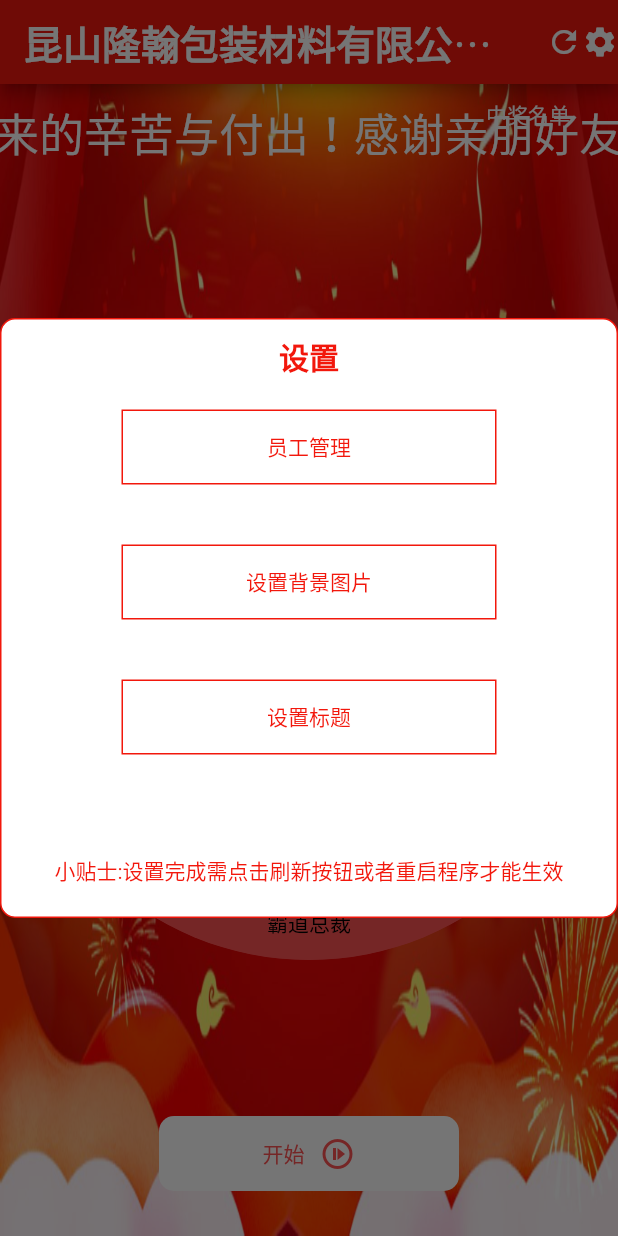
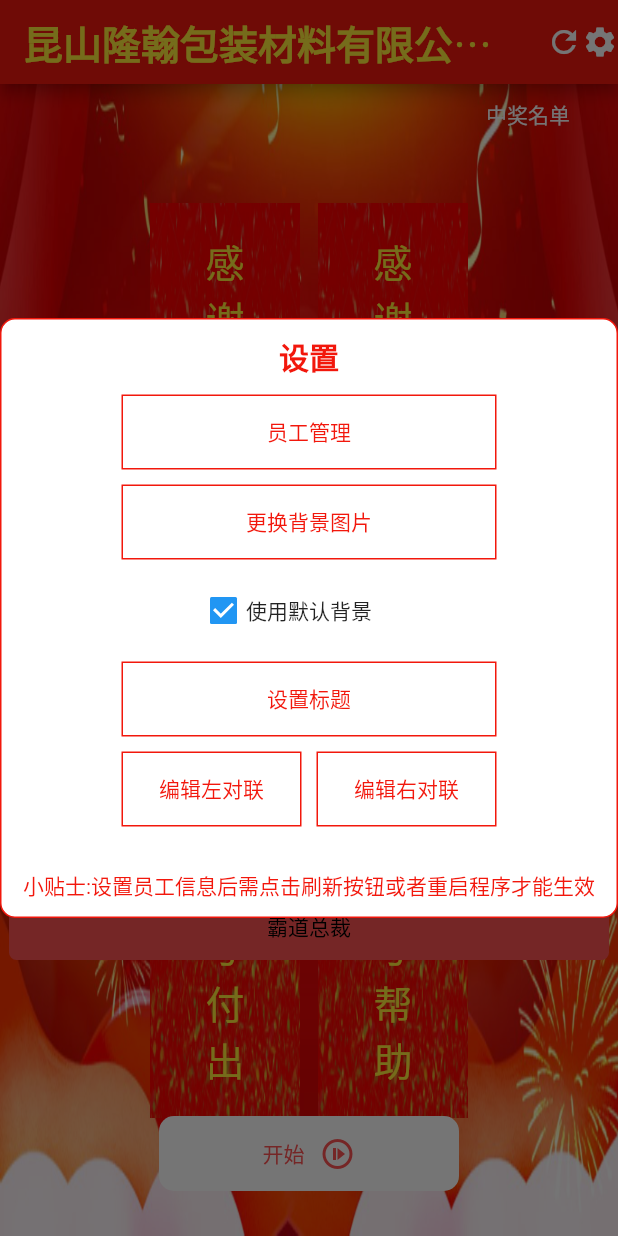
Before and after one commit to e10640117/sLucky, a Flutter app: the screen it shows after launch, after a tap on the "settings" icon, on a phone screen of 412 x 824 dp. Run offline on Flutter 3.47's test engine with Material 2 defaults, Android fonts, the phone set to English and light mode, and no system bars; drawn by our look-alikes of oktoast; our stand-ins replace event_bus, file_picker, fluttertoast, video_player; missing offline and left inert: focusable_control_builder.

Commit message:
feat: 设置支持更改标题背景图片

```diff
--- a/lib/Constant.dart
+++ b/lib/Constant.dart
@@ -4,6 +4,9 @@ class Constants{
 
   static var settingPath = '/setting.json';
   static var staffConfigPath = '/staffConfig.json';
+  static var defaultTitle = '昆山隆翰包装材料有限公司${DateTime.now().year-1}尾牙宴';
+  static var leftContent = '感谢全体员工一年来的辛苦与付出';
+  static var rightContent = '感谢亲朋好友一年来的支持与帮助';
 
   static var themeColor = const Color.fromARGB(255, 33, 150, 243);
 
--- /dev/null
+++ b/lib/event/ConfigUpdateEvent.dart
@@ -0,0 +1,8 @@
+import 'package:macos/model/config_model.dart';
+
+class ConfigUpdateEvent{
+
+  ConfigModel configModel;
+
+  ConfigUpdateEvent(this.configModel);
+}
--- a/lib/model/config_model.dart
+++ b/lib/model/config_model.dart
@@ -4,15 +4,21 @@ class ConfigModel{
   String? subTitle;
   String? bgPath;
   String? defaultImgPath;
+  bool? useDefaultBg;
+  String? leftContent;
+  String? rightContent;
 
-  ConfigModel(this.title,this.subTitle,this.bgPath,this.defaultImgPath);
+  ConfigModel(this.title,this.subTitle,this.bgPath,this.defaultImgPath,this.useDefaultBg,this.leftContent,this.rightContent);
 
   factory ConfigModel.fromJson(Map<String,dynamic> json){
     String title = json['title'];
     String subTitle  = json['subTitle'];
     String bgPath = json['bgPath'];
     String defaultImgPath = json['defaultImgPath'];
-    return ConfigModel(title, subTitle, bgPath, defaultImgPath);
+    String leftContent = json['leftContent']??'' ;
+    String rightContent = json['rightContent']??'';
+    bool useDefaultBg = json['useDefaultBg']?? true;
+    return ConfigModel(title, subTitle, bgPath, defaultImgPath,useDefaultBg,leftContent,rightContent);
   }
 
   Map<String, dynamic> toJson() {
@@ -21,6 +27,9 @@ class ConfigModel{
     data['subTitle'] = this.subTitle;
     data['bgPath'] = this.bgPath;
     data['defaultImgPath'] = this.defaultImgPath;
+    data['useDefaultBg'] = this.useDefaultBg;
+    data['leftContent'] = this.leftContent;
+    data['rightContent'] = this.rightContent;
     return data;
   }
 }
--- a/lib/page/lucky_page.dart
+++ b/lib/page/lucky_page.dart
@@ -5,9 +5,12 @@ import 'dart:math';
 import 'package:flutter/cupertino.dart';
 import 'package:flutter/material.dart';
 import 'package:flutter/services.dart';
+import 'package:flutter/widgets.dart';
 import 'package:fluttertoast/fluttertoast.dart';
 import 'package:focusable_control_builder/focusable_control_builder.dart';
+import 'package:macos/event/ConfigUpdateEvent.dart';
 import 'package:macos/marquee_widget.dart';
+import 'package:macos/model/config_model.dart';
 import 'package:macos/widget/setting_dialog.dart';
 import 'package:macos/model/staff_model.dart';
 import 'package:oktoast/oktoast.dart';
@@ -38,24 +41,40 @@ class LuckyPageState extends State<LuckyPage> {
   Color bgColor = Colors.redAccent;
   String luckyedList = "";
   bool isEmpty = true;
+  ConfigModel? config;
+  bool useDefaultBg = true;
+  int currentIndex = 0;
 
   @override
   void initState() {
-    _initConfig();
+    _initStaff();
+    initConfig();
+    Constants.eventBus.on<ConfigUpdateEvent>().listen((event) {
+      setState(() {
+        this.config = event.configModel;
+      });
+    });
     super.initState();
   }
 
-  void _initConfig()async{
-    StaffConfigModel config = await FileUtil.getStaffConfig();
+  void _initStaff()async{
+    StaffConfigModel staffConfig = await FileUtil.getStaffConfig();
     setState(() {
       staffList.clear();
-      if(config.list!.isNotEmpty){
+      if(staffConfig.list!.isNotEmpty){
         isEmpty = false;
-        staffList.addAll(config.list!);
+        staffList.addAll(staffConfig.list!);
         currentStaff = staffList[0];
       }else{
         isEmpty = true;
       }
+    });
+  }
+
+  void initConfig()async{
+    ConfigModel config = await FileUtil.getConfig();
+    setState(() {
+      this.config = config;
     });
   }
 
@@ -70,7 +89,10 @@ class LuckyPageState extends State<LuckyPage> {
           return;
       }
       timer = Timer.periodic(const Duration(milliseconds: 100), (timer) {
-        int randomIndex = random.nextInt(staffList.length);
+        int randomIndex = 0;
+        if(staffList.length > 1){
+          randomIndex = _randomIndex(staffList.length);
+        }
         setState(() {
           currentStaff = staffList[randomIndex];
           bgColor = Colors.redAccent;
@@ -89,21 +111,34 @@ class LuckyPageState extends State<LuckyPage> {
     });
   }
 
+  /**
+   * 产生跟上次不一样的随机数，避免列表较少时随机起来比较卡顿
+   */
+  int _randomIndex(int len){//
+    int temp =  random.nextInt(len);
+    while(currentIndex == temp){
+      temp = random.nextInt(len);
+    }
+    currentIndex = temp;
+    return temp;
+  }
+
   void _reset(){
-    showToast("重置成功");
+    showToast("刷新成功");
     luckyedList = "";
     bgColor = Colors.yellowAccent;
     pause = true;
     timer?.cancel();
-    _initConfig();
+    _initStaff();
   }
 
   @override
   Widget build(BuildContext context) {
     return Scaffold(
       appBar: AppBar(
+        centerTitle: true,
         backgroundColor: Color(0xffF2170C),
-        title: const Center(child: Text("昆山隆翰包装材料有限公司2021尾牙宴",style: TextStyle(fontWeight: FontWeight.w700,fontSize: 26),)),
+        title:  Text(config!= null && config!.title!.isNotEmpty ?  config!.title!:Constants.defaultTitle,style: TextStyle(fontWeight: FontWeight.w700,fontSize: 26,color: Colors.yellow),),
         actions: [
           InkWell(
             onTap: _reset,
@@ -118,23 +153,42 @@ class LuckyPageState extends State<LuckyPage> {
         ],
       ),
       body:Container(
-        decoration: const BoxDecoration(
-            image: DecorationImage(
+        decoration: BoxDecoration(
+            image: (config != null && !config!.useDefaultBg! && config!.bgPath!=null && config!.bgPath!.isNotEmpty)? DecorationImage(fit:BoxFit.fill,image: FileImage(File(config!.bgPath!))):DecorationImage(
                 fit: BoxFit.fill,
-                image: AssetImage("assets/images/bg_lucky4.jpeg")
+                image:  AssetImage("assets/images/bg_lucky4.jpeg")
             )
         ),
         child: Stack(
           alignment: Alignment.center,
           children: [
             Positioned(
-              top: 10,
-              child: MarqueeWidget(
-              direction: Axis.horizontal,
-              child: const Text("感谢公司全体员工一年来的辛苦与付出！感谢亲朋好友一年来的支持与帮助！",style: TextStyle(
-                  color: Colors.white,fontSize: 30
-              ),),
-            ),),
+              left: 100,
+                child: Container(
+                  padding: EdgeInsets.only(top: 20,bottom: 20),
+                  width: 100,
+              decoration: BoxDecoration(image: DecorationImage(
+                fit: BoxFit.fill,
+                image: AssetImage('assets/images/duilian_bg.jpeg'),
+              )),
+                  child: Center(child: Text(formatContent(config!= null && config!.leftContent!.isNotEmpty ? config!.leftContent!:Constants.leftContent),style: TextStyle(
+                    color: Colors.yellow,fontSize: 26
+                  ),)),
+            )),
+
+            Positioned(
+                right: 100,
+                child: Container(
+                  padding: EdgeInsets.only(top: 20,bottom: 20),
+                  width: 100,
+                  decoration: BoxDecoration(image: DecorationImage(
+                    fit: BoxFit.fill,
+                    image: AssetImage('assets/images/duilian_bg.jpeg'),
+                  )),
+                  child: Center(child: Text(formatContent(config!= null && config!.rightContent!.isNotEmpty ? config!.rightContent!:Constants.rightContent),style: TextStyle(
+                      color: Colors.yellow,fontSize: 26
+                  ),)),
+                )),
             Positioned(
                 top: 10,
                 right: 10,
@@ -152,25 +206,22 @@ class LuckyPageState extends State<LuckyPage> {
                   ),
                 )),
             Center(
-              child: ClipOval(
               child: Container(
+                decoration: BoxDecoration(
+                  border: Border.all(color: bgColor,width: 2),
+                  borderRadius: BorderRadius.all(Radius.circular(5))
+                ),
                 width: 400,
                 height: 400,
                 child: Stack(
                   alignment: Alignment.bottomCenter,
                   children: [
-                      Positioned(child: ClipOval(
-                        child: Container(
-                          color: bgColor,
-                        ),
-                      )),
                     Positioned(
-                        left: 10,
-                        right: 10,
-                        top: 10,
-                        bottom: 10,
-                        child:ClipOval(
-                          child: isEmpty ? Image(
+                      left: 0,
+                      right: 0,
+                      top: 0,
+                      bottom: 0,
+                      child:isEmpty ? Image(
                           fit: BoxFit.fill,
                           image: AssetImage("assets/images/default.jpg")):
                       Image(
@@ -179,9 +230,8 @@ class LuckyPageState extends State<LuckyPage> {
                         // image: FileImage(File(currentStaff.headImage!)),
                       ),
                     ),
-                      ),
                     Positioned(bottom:0 ,child: Container(
-                        height:50 ,
+                      height:40 ,
                       width: 400,
                       color: bgColor,
                       child: Center(
@@ -191,7 +241,6 @@ class LuckyPageState extends State<LuckyPage> {
                       ),
                     )),
                   ],
-                  ),
                 ),
               ),
             ),
@@ -229,6 +278,16 @@ class LuckyPageState extends State<LuckyPage> {
     );
   }
 
+  String formatContent(String content){
+    StringBuffer sb = StringBuffer();
+    content.characters.forEach((element) {
+      sb.write('$element\n');
+    });
+    String result = sb.toString();
+    return result.substring(0,result.length-1);
+
+  }
+
 
 
   @override
--- a/lib/widget/setting_dialog.dart
+++ b/lib/widget/setting_dialog.dart
@@ -1,82 +1,25 @@
 import 'dart:convert';
+import 'dart:io';
 
 import 'package:flutter/material.dart';
+import 'package:macos/model/config_model.dart';
 import 'package:macos/page/staff_manage_page.dart';
 import 'package:macos/util/file_util.dart';
+import 'package:macos/widget/setting_widget.dart';
 import 'package:oktoast/oktoast.dart';
 
 import '../Constant.dart';
 
 class SettingDialog extends Dialog{
 
-  Color bgColor = Color(0xffF2170C);
+
 
   @override
   Widget build(BuildContext context) {
-      return Material(
+      return const Material(
          type: MaterialType.transparency,
          child: Center(
-           child: Container(
-             width: 600,
-             height: 400,
-             decoration: BoxDecoration(
-                 border: Border.all(color: Color(0xffF2170C),width: 1),
-               color: Colors.white,
-               borderRadius: BorderRadius.all(Radius.circular(10))
-             ),
-             child: Column(
-               crossAxisAlignment: CrossAxisAlignment.center,
-               children: [
-                 SizedBox(height: 10,),
-                 Text("设置",style: TextStyle(fontWeight: FontWeight.w700,fontSize: 20,color: bgColor),),
-                 SizedBox(height: 20,),
-                 InkWell(
-                   onTap: (){
-                     Navigator.of(context).push(MaterialPageRoute(builder: (context){
-                       return StaffManagerPage();
-                     })).then((value) => Navigator.of(context).pop());
-                   },
-                   child: Container(
-                     width: 250,
-                     height: 50,
-                     decoration: BoxDecoration(
-                       border: Border.all(color:  Color(0xffF2170C),)
-                     ),
-                     child: Center(
-                       child: Text("员工管理",style: TextStyle(color: bgColor),),
-                     ),
-                   ),
-                 ),
-                 const SizedBox(height: 40,),
-                 InkWell(
-                   onTap: (){
-                     showToast("敬请期待");
-                   },
-                     child: Container(
-                         width: 250,
-                         height: 50,
-                         decoration: BoxDecoration(
-                             border: Border.all(color:  Color(0xffF2170C),)
-                         ),
-                         child: Center(child: Text("设置背景图片",style: TextStyle(color: bgColor))))),
-                 const SizedBox(height: 40,),
-                 InkWell(
-                   onTap: ()async{
-                     showToast("敬请期待");
-                   },
-                     child: Container(
-                         width: 250,
-                         height: 50,
-                         decoration: BoxDecoration(
-                             border: Border.all(color:  Color(0xffF2170C),)
-                         ),
-                         child: Center(child: Text("设置标题",style: TextStyle(color: bgColor))))),
-                 Expanded(child: Container()),
-                 Text('小贴士:设置完成需点击刷新按钮或者重启程序才能生效',style: TextStyle(color: bgColor)),
-                 SizedBox(height: 20),
-               ],
-             ),
-           ),
+           child: SettingWidget(),
          ),
       );
   }
--- /dev/null
+++ b/lib/widget/setting_widget.dart
@@ -0,0 +1,213 @@
+import 'dart:io';
+
+import 'package:flutter/cupertino.dart';
+import 'package:flutter/material.dart';
+import 'package:macos/Constant.dart';
+import 'package:macos/event/ConfigUpdateEvent.dart';
+import 'package:macos/widget/input_dialog.dart';
+import 'package:oktoast/oktoast.dart';
+
+import '../model/config_model.dart';
+import '../page/staff_manage_page.dart';
+import '../util/file_util.dart';
+
+class SettingWidget extends StatefulWidget{
+  const SettingWidget({Key? key}) : super(key: key);
+
+  @override
+  State<StatefulWidget> createState() {
+    return SettingWidgetState();
+  }
+
+}
+
+class SettingWidgetState extends State<SettingWidget>{
+
+  Color bgColor = Color(0xffF2170C);
+  bool checked = true;
+  String? title;
+  String? leftContent;
+  String? rightContent;
+
+
+  @override
+  void initState() {
+    _logConfig();
+    super.initState();
+  }
+
+  _logConfig()async{
+    ConfigModel configModel = await FileUtil.getConfig();
+    title = configModel.title!.isEmpty?Constants.defaultTitle:configModel.title!;
+    leftContent = configModel.leftContent!.isEmpty?Constants.leftContent:configModel.leftContent!;
+    rightContent = configModel.rightContent!.isEmpty?Constants.rightContent:configModel.rightContent!;
+    setState(() {
+      checked = configModel.useDefaultBg!;
+    });
+  }
+
+  @override
+  Widget build(BuildContext context) {
+    return Container(
+      width: 600,
+      height: 400,
+      decoration: BoxDecoration(
+          border: Border.all(color: Color(0xffF2170C),width: 1),
+          color: Colors.white,
+          borderRadius: BorderRadius.all(Radius.circular(10))
+      ),
+      child: Column(
+        crossAxisAlignment: CrossAxisAlignment.center,
+        children: [
+          SizedBox(height: 10,),
+          Text("设置",style: TextStyle(fontWeight: FontWeight.w700,fontSize: 20,color: bgColor),),
+          SizedBox(height: 10,),
+          InkWell(
+            onTap: (){
+              Navigator.of(context).push(MaterialPageRoute(builder: (context){
+                return StaffManagerPage();
+              })).then((value) => Navigator.of(context).pop());
+            },
+            child: Container(
+              width: 250,
+              height: 50,
+              decoration: BoxDecoration(
+                  border: Border.all(color:  Color(0xffF2170C),)
+              ),
+              child: Center(
+                child: Text("员工管理",style: TextStyle(color: bgColor),),
+              ),
+            ),
+          ),
+          const SizedBox(height: 10,),
+          InkWell(
+              onTap: ()async{
+                File? file = await FileUtil.selectPhoto();
+                if(file !=null){
+                  ConfigModel configModel = await FileUtil.getConfig();
+                  configModel.bgPath = file.path;
+                  configModel.useDefaultBg = false;
+                  setState(() {
+                    checked = false;
+                  });
+                  FileUtil.setConfig(configModel);
+                  Constants.eventBus.fire(ConfigUpdateEvent(configModel));
+                }
+              },
+              child: Container(
+                  width: 250,
+                  height: 50,
+                  decoration: BoxDecoration(
+                      border: Border.all(color:  Color(0xffF2170C),)
+                  ),
+                  child: Center(child: Text("更换背景图片",style: TextStyle(color: bgColor))))),
+          SizedBox(height: 10,),
+          Row(
+            mainAxisAlignment: MainAxisAlignment.center,
+            children: [
+              Container(
+                width: 20,
+                child: Checkbox(value: checked, onChanged: (change) async {
+                  ConfigModel configModel = await FileUtil.getConfig();
+                  if(!change! && configModel.bgPath!.isEmpty){
+                      showToast("请先选择背景图片再取消使用默认背景");
+                      return ;
+                  }
+                  configModel.useDefaultBg = change;
+                  FileUtil.setConfig(configModel);
+                  setState(() {
+                      checked = change;
+                    });
+                  Constants.eventBus.fire(ConfigUpdateEvent(configModel));
+                }),
+              ),
+              SizedBox(width: 5,),
+              Text('使用默认背景'),
+              SizedBox(width: 25)
+            ],
+          ),
+          SizedBox(height: 10,),
+          InkWell(
+              onTap: ()async{
+                showDialog(context: context, builder: (context){
+                  return InputDialog(title: '设置标题',defaultText: title,);
+                }).then((value) async{
+                  if(value !=null && value is String){
+                    print('value：${value}');
+                    ConfigModel configModel = await FileUtil.getConfig();
+                    configModel.title = value;
+                    FileUtil.setConfig(configModel);
+                    Constants.eventBus.fire(ConfigUpdateEvent(configModel));
+                    title = value;
+                  }
+                });
+              },
+              child: Container(
+                  width: 250,
+                  height: 50,
+                  decoration: BoxDecoration(
+                      border: Border.all(color:  Color(0xffF2170C),)
+                  ),
+                  child: Center(child: Text("设置标题",style: TextStyle(color: bgColor))))),
+          const SizedBox(height: 10,),
+          Row(
+            mainAxisAlignment: MainAxisAlignment.center,
+            children: [
+              InkWell(
+                  onTap: ()async{
+                    showDialog(context: context, builder: (context){
+                      return InputDialog(title: '编辑左对联',defaultText: leftContent,);
+                    }).then((value) async{
+                      if(value !=null && value is String){
+                        print('value：${value}');
+                        ConfigModel configModel = await FileUtil.getConfig();
+                        configModel.leftContent = value;
+                        FileUtil.setConfig(configModel);
+                        Constants.eventBus.fire(ConfigUpdateEvent(configModel));
+                        leftContent = value;
+                      }
+                    });
+                  },
+                  child: Container(
+                      width: 120,
+                      height: 50,
+                      decoration: BoxDecoration(
+                          border: Border.all(color:  Color(0xffF2170C),)
+                      ),
+                      child: Center(child: Text("编辑左对联",style: TextStyle(color: bgColor))))),
+              SizedBox(width: 10,),
+              InkWell(
+                  onTap: ()async{
+                    showDialog(context: context, builder: (context){
+                      return InputDialog(title: '编辑右对联',defaultText: rightContent,);
+                    }).then((value) async{
+                      if(value !=null && value is String){
+                        print('value：${value}');
+                        ConfigModel configModel = await FileUtil.getConfig();
+                        configModel.rightContent = value;
+                        FileUtil.setConfig(configModel);
+                        Constants.eventBus.fire(ConfigUpdateEvent(configModel));
+                        rightContent = value;
+                      }
+                    });
+                  },
+                  child: Container(
+                      width: 120,
+                      height: 50,
+                      decoration: BoxDecoration(
+                          border: Border.all(color:  Color(0xffF2170C),)
+                      ),
+                      child: Center(child: Text("编辑右对联",style: TextStyle(color: bgColor))))),
+            ],
+
+
+          ),
+          Expanded(child: Container()),
+          Text('小贴士:设置员工信息后需点击刷新按钮或者重启程序才能生效',style: TextStyle(color: bgColor)),
+          SizedBox(height: 10),
+        ],
+      ),
+    );
+  }
+
+}
```
Also changed, not shown: lib/util/file_util.dart (+29 -16 lines), lib/util/staff_dao.dart (+10 -1 lines), lib/widget/Input_widget.dart (added, +134 -0 lines), lib/widget/input_dialog.dart (added, +28 -0 lines), lib/widget/staff_info_widget.dart (+1 -14 lines), assets/images/duilian_bg.jpeg (added). Lines whose indentation alone changed are shown as unchanged.
